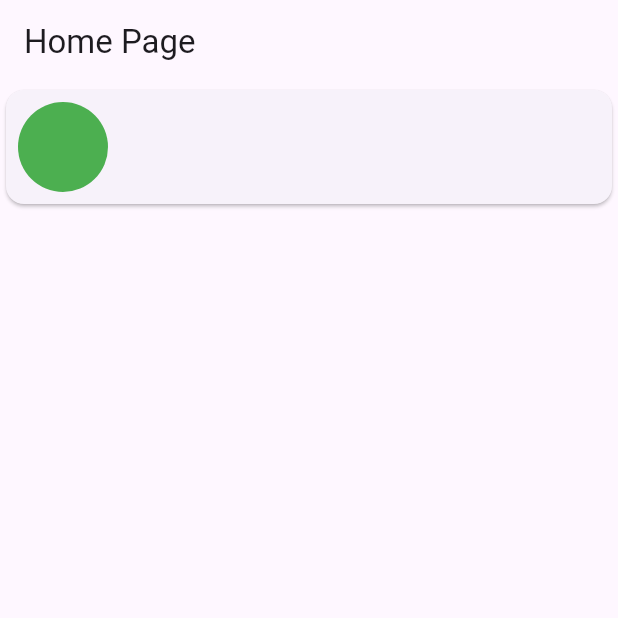
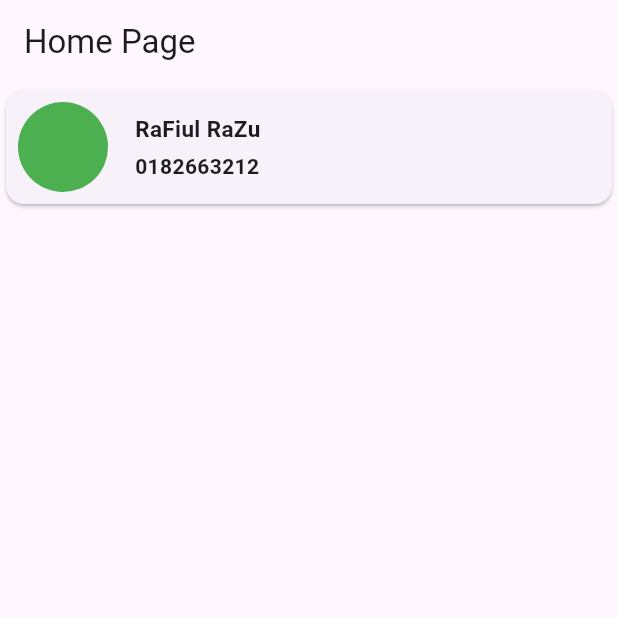
Before and after one commit to RaFiuL-RaZu/app_create2, a Flutter app: the screen it shows after launch, on a phone screen of 412 x 824 dp, the top half of it. Run offline on Flutter 3.47's test engine with Material 3 defaults, Android fonts, the phone set to English and light mode, and no system bars.

Commit message:
innit commit

```diff
--- a/lib/main.dart
+++ b/lib/main.dart
@@ -42,6 +42,15 @@ class HomeScren extends StatelessWidget {
                    backgroundColor: Colors.green,
                  ),
                ),
+               SizedBox(width: 10,),
+               Column(
+                 crossAxisAlignment: CrossAxisAlignment.start,
+                 children: [
+                   Text("RaFiul RaZu",style: TextStyle(fontSize: 15,fontWeight: FontWeight.w700),),
+                   SizedBox(height: 5),
+                   Text("0182663212",style: TextStyle(fontWeight: FontWeight.w600),),
+                 ],
+               ),
              ],
            ),
 
```
